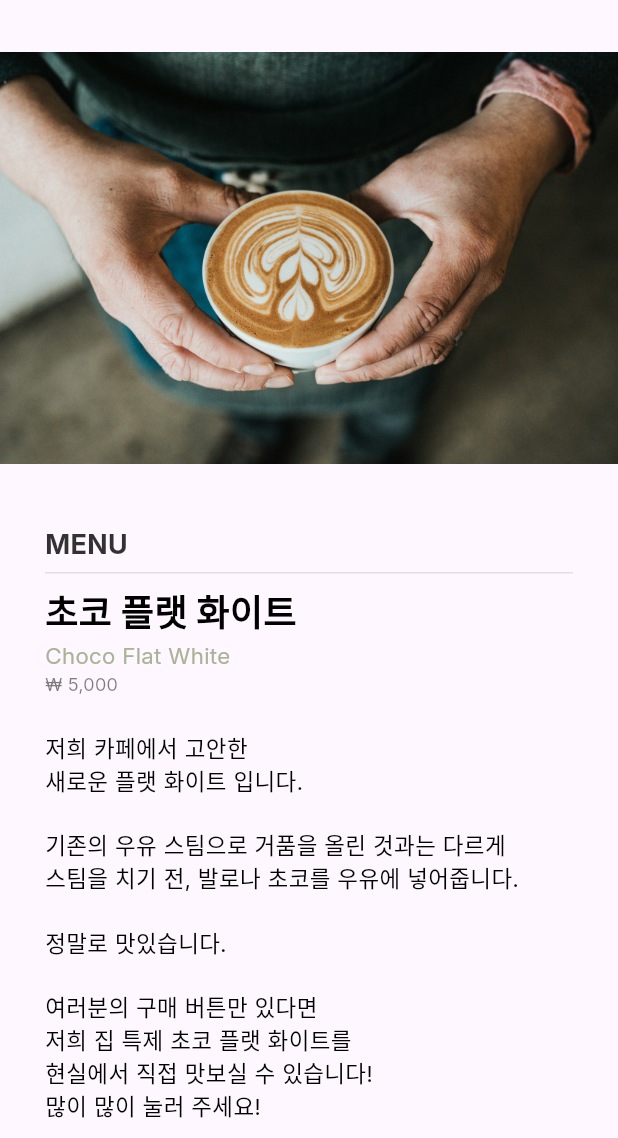
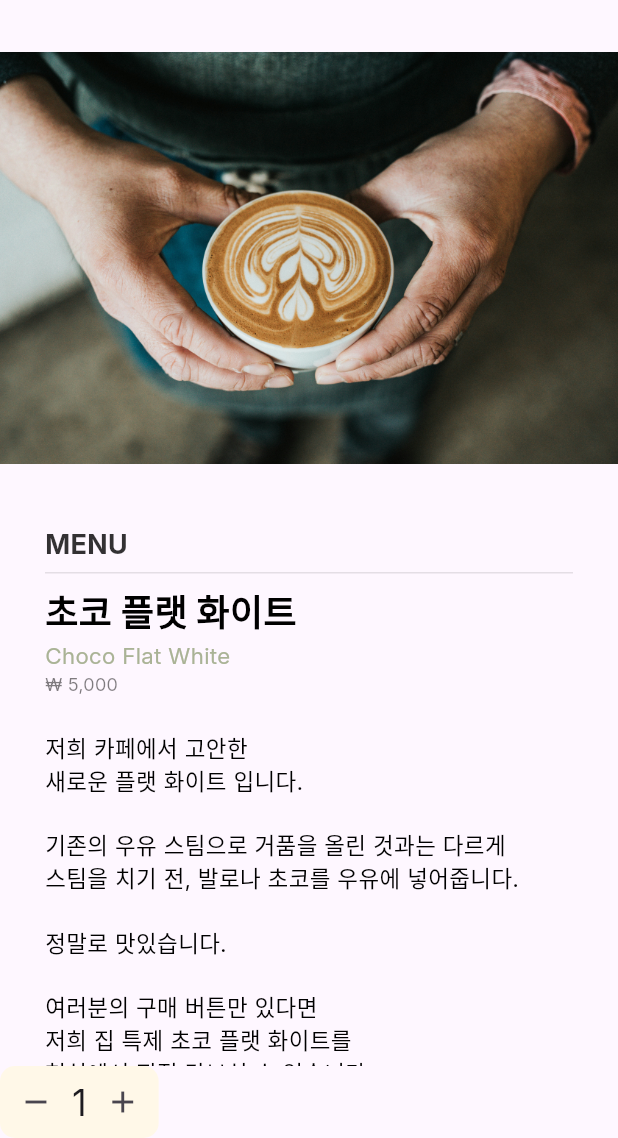
Before and after one commit to Hamiric/SirenOrder_Team4, a Flutter app: the ItemDetailPage screen opened by its route, on a phone screen of 412 x 824 dp, the part 98-1236 px from its top. Run offline on Flutter 3.47's test engine with Material 3 defaults, Android fonts, the phone set to English and light mode, and no system bars; our stand-ins replace image_picker.

Commit message:
feature1_counter

```diff
--- a/lib/item_detail_page/widget/bottom_bar.dart
+++ b/lib/item_detail_page/widget/bottom_bar.dart
@@ -1,11 +1,67 @@
-
-
 
 import 'package:flutter/material.dart';
+import 'package:flutter/widgets.dart';
 
 class BottomBar extends StatelessWidget {
   @override
   Widget build(BuildContext context) {
-    return Row();
+    return Row(
+      children: [
+        CounterWidget(),
+      ],
+    );
   }
 }
+
+
+
+
+
+class CounterWidget extends StatefulWidget {
+  @override
+  State<CounterWidget> createState() => CounterWidgetState();
+}
+
+class CounterWidgetState extends State<CounterWidget> {
+  int _counter = 1; // 수량 변수
+
+  void _decrement() {
+    setState(() {
+        if (_counter > 1) _counter--; // 수량 >0 예외 처리
+    });
+  }
+
+  void _increment() {
+    setState(() {
+      if (_counter < 100) _counter++; // 수량 <100 예외 처리
+    });
+  }
+
+  @override
+  Widget build(BuildContext context) {
+    return Center(
+      child: Container(
+        decoration: BoxDecoration(
+          borderRadius: BorderRadius.circular(10),
+          color: Color(0xffFFF8E8),
+        ),
+        child: Row(
+          children: [
+            IconButton(
+              onPressed: _decrement,
+              icon: Icon(Icons.remove),
+            ),
+            Text(
+              '$_counter',
+              style: TextStyle(fontSize: 24),
+            ),
+            IconButton(
+              onPressed: _increment,
+              icon: Icon(Icons.add),
+            ),
+          ],
+        ),
+      ),
+    );
+  }
+}
```
